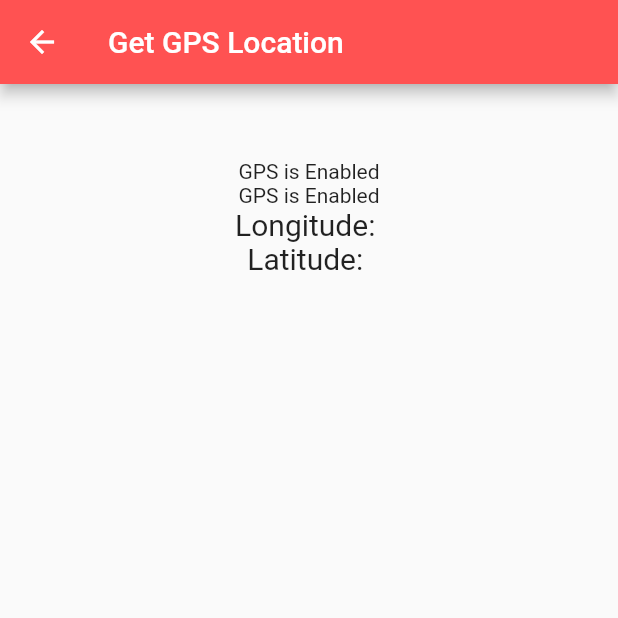
After one commit to Sarthak-kshirsagar/Empowering-Women-Safety, a Flutter app: the getLocationUser screen opened directly, on a phone screen of 412 x 824 dp, the top half of it. The commit adds this screen. Run offline on Flutter 3.47's test engine with Material 2 defaults, Android fonts, the phone set to English and light mode, and no system bars; our stand-ins replace geolocator.

Commit message:
no changes

```diff
--- /dev/null
+++ b/lib/pages/getLocationUser.dart
@@ -0,0 +1,123 @@
+import 'dart:async';
+// import 'dart:html';
+import 'package:flutter/material.dart';
+import 'package:geolocator/geolocator.dart';
+
+
+
+
+
+class getLocationUser extends  StatefulWidget {
+  @override
+  State<getLocationUser> createState() => _getLocationUserState();
+}
+
+class _getLocationUserState extends State<getLocationUser> {
+
+  bool servicestatus = false;
+  bool haspermission = false;
+  late LocationPermission permission;
+  late Position position;
+  String long = "", lat = "";
+  late StreamSubscription<Position> positionStream;
+
+  @override
+  void initState() {
+    checkGps();
+    super.initState();
+  }
+
+
+  checkGps() async {
+    servicestatus = await Geolocator.isLocationServiceEnabled();
+    if(servicestatus){
+      permission = await Geolocator.checkPermission();
+
+      if (permission == LocationPermission.denied) {
+        permission = await Geolocator.requestPermission();
+        if (permission == LocationPermission.denied) {
+          print('Location permissions are denied');
+        }else if(permission == LocationPermission.deniedForever){
+          print("'Location permissions are permanently denied");
+        }else{
+          haspermission = true;
+        }
+      }else{
+        haspermission = true;
+      }
+
+      if(haspermission){
+        setState(() {
+          //refresh the UI
+        });
+
+        getLocation();
+      }
+    }else{
+      print("GPS Service is not enabled, turn on GPS location");
+    }
+
+    setState(() {
+      //refresh the UI
+    });
+  }
+
+  getLocation() async {
+    position = await Geolocator.getCurrentPosition(desiredAccuracy: LocationAccuracy.high);
+    print(position.longitude); //Output: 80.24599079
+    print(position.latitude); //Output: 29.6593457
+
+    long = position.longitude.toString();
+    lat = position.latitude.toString();
+
+    setState(() {
+      //refresh UI
+    });
+
+    LocationSettings locationSettings = LocationSettings(
+      accuracy: LocationAccuracy.high, //accuracy of the location data
+      distanceFilter: 100, //minimum distance (measured in meters) a
+      //device must move horizontally before an update event is generated;
+    );
+
+    StreamSubscription<Position> positionStream = Geolocator.getPositionStream(
+        locationSettings: locationSettings).listen((Position position) {
+      print(position.longitude); //Output: 80.24599079
+      print(position.latitude); //Output: 29.6593457
+
+      long = position.longitude.toString();
+      lat = position.latitude.toString();
+
+      setState(() {
+        //refresh UI on update
+      });
+    });
+  }
+
+
+  @override
+  Widget build(BuildContext context) {
+
+    return Scaffold(
+        appBar: AppBar(
+            title: Text("Get GPS Location"),
+            backgroundColor: Colors.redAccent
+        ),
+        body: Container(
+            alignment: Alignment.center,
+            padding: EdgeInsets.all(50),
+            child: Column(
+                children: [
+
+                  Text(servicestatus? "GPS is Enabled": "GPS is disabled."),
+                  Text(haspermission? "GPS is Enabled": "GPS is disabled."),
+
+                  Text("Longitude: $long", style:TextStyle(fontSize: 20)),
+                  Text("Latitude: $lat", style: TextStyle(fontSize: 20),)
+
+                ]
+            )
+        )
+    );
+  }
+}
--- a/lib/pages/homePage.dart
+++ b/lib/pages/homePage.dart
@@ -1,4 +1,5 @@
 import 'package:flutter/material.dart';
+import 'package:sihwomen1/pages/getLocationUser.dart';
 import 'package:url_launcher/url_launcher.dart';
 
 // url_launcher.dart;
@@ -290,7 +291,9 @@ class _HomePageState extends State<HomePage> {
 
                 mainAxisAlignment: MainAxisAlignment.spaceAround,
                 children: [
-                  InkWell(onTap: (){},child: Image.asset(width:75,"assets/images/img3.png")),
+                  InkWell(onTap: (){
+                    Navigator.of(context).push(MaterialPageRoute(builder: (context) =>getLocationUser(),));
+                  },child: Image.asset(width:75,"assets/images/img3.png")),
                   InkWell(child: Image.asset(width:75,"assets/images/img3.png"))
                 ],
               ),)
--- a/pubspec.yaml
+++ b/pubspec.yaml
@@ -36,6 +36,8 @@ dependencies:
   # Use with the CupertinoIcons class for iOS style icons.
   cupertino_icons: ^1.0.2
   url_launcher: ^6.1.14
+  geolocator: ^10.0.1
+  geocoding: ^2.1.0
 
 dev_dependencies:
   flutter_test:
```
Also changed, not shown: pubspec.lock, 6 other files.
